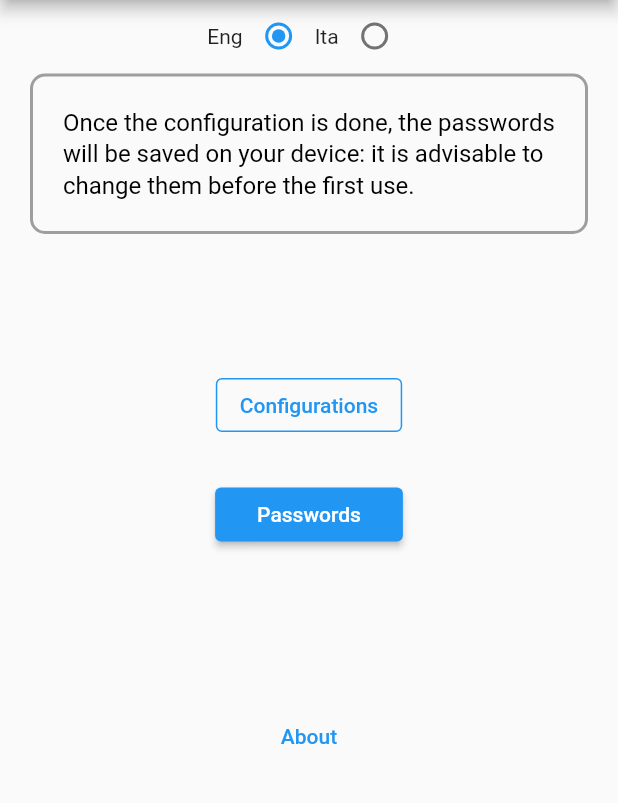
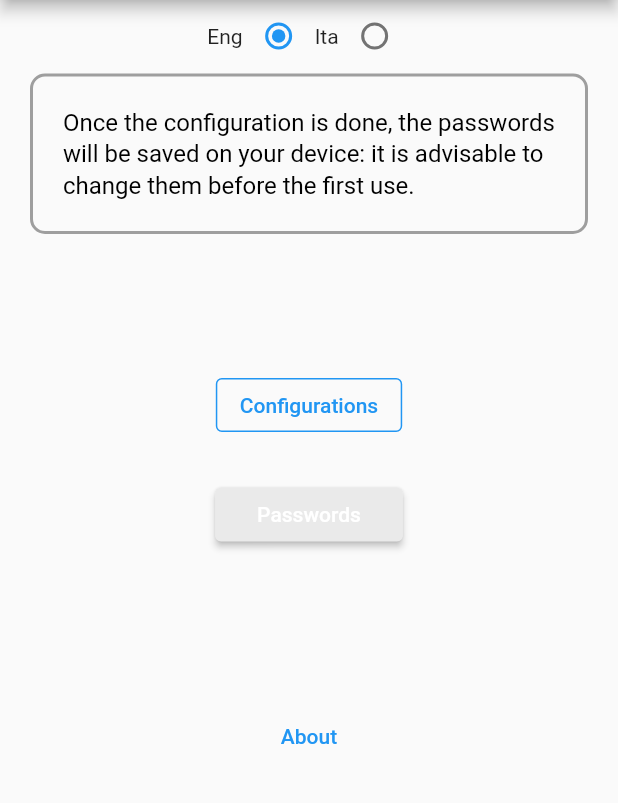
Before and after one commit to Jsepehr/Notepass---A-password-generator, a Flutter app: the screen it shows after launch, on a phone screen of 412 x 824 dp, the part 84-887 px from its top. Run offline on Flutter 3.47's test engine with Material 2 defaults, Android fonts, the phone set to English and light mode, and no system bars; our stand-ins replace fluttertoast, image_picker, local_auth, shared_preferences, sqflite; missing offline and left inert: flutter_screen_lock; accounts and stored records are empty.

Commit message:
miglioramenti2

```diff
--- a/note_pass/lib/main.dart
+++ b/note_pass/lib/main.dart
@@ -1,10 +1,12 @@
 import 'package:flutter/material.dart';
 import 'package:note_pass/screens/config_screen.dart';
+import 'package:note_pass/screens/loading_screen.dart';
 import 'package:note_pass/screens/passwords_screen.dart';
 import 'package:flutter/services.dart';
 import './screens/home_screen.dart';
 import './utility/notepass_routs.dart';
 import './screens/about_screen.dart';
+import './screens/loading_screen.dart';
 import './utility/shared_pref.dart' as sh;
 
 Future main() async {
@@ -37,6 +39,7 @@ class _MyAppState extends State<MyApp> {
         Routs().getrouts("config"): (context) => const ConfigScreen(),
         Routs().getrouts("pass"): (context) => const PasswordsScreen(),
         Routs().getrouts("about"): (context) => const About(),
+        Routs().getrouts("load"): (context) => const Loading(),
       },
     );
   }
--- a/note_pass/lib/screens/home_screen.dart
+++ b/note_pass/lib/screens/home_screen.dart
@@ -16,6 +16,7 @@ class HomeScreen extends StatefulWidget {
 }
 
 class _HomeScreenState extends State<HomeScreen> {
+  bool colors = false;
   @override
   void initState() {
     linguaggio = sh.SharedPref.getStatoDelVar() ?? 'eng';
@@ -61,6 +62,9 @@ class _HomeScreenState extends State<HomeScreen> {
 
   Future fetchAndSetPasswords() async {
     dataList = await DBhelper.getData(DBhelper.tableName);
+    setState(() {
+      colors = dataList!.isEmpty;
+    });
   }
 
   String? lingua = sh.SharedPref.getStatoDelVar() ?? 'eng';
@@ -195,7 +199,10 @@ class _HomeScreenState extends State<HomeScreen> {
                 ),
                 OutlinedButton(
                   style: OutlinedButton.styleFrom(
-                    side: const BorderSide(color: Colors.blue),
+                    side: colors
+                        ? const BorderSide(color: Colors.blue)
+                        : const BorderSide(
+                            color: Color.fromARGB(255, 218, 218, 218)),
                   ),
                   onPressed: () {
                     if (_giaEntrato == false) {
@@ -214,6 +221,10 @@ class _HomeScreenState extends State<HomeScreen> {
                   },
                   child: Text(
                     Txtriferimenti().getTxtConfiguration(linguaggio),
+                    style: TextStyle(
+                        color: !colors
+                            ? const Color.fromARGB(255, 218, 218, 218)
+                            : Colors.blue),
                   ),
                 ),
                 const SizedBox(
@@ -251,6 +262,11 @@ class _HomeScreenState extends State<HomeScreen> {
                       }
                     }
                   },
+                  style: ButtonStyle(
+                      backgroundColor: colors
+                          ? MaterialStateProperty.all(
+                              const Color.fromARGB(255, 234, 234, 234))
+                          : MaterialStateProperty.all(Colors.blue)),
                   child: Padding(
                     padding: const EdgeInsets.symmetric(horizontal: 12),
                     child: Text(
--- a/note_pass/lib/utility/notepass_routs.dart
+++ b/note_pass/lib/utility/notepass_routs.dart
@@ -2,6 +2,7 @@ class Routs {
   static const String _configRoute = "/config_route";
   static const String _passRoute = "/pass_route";
   static const String _aboutRoute = "/about_route";
+  static const String _loadingRoute = "/loading_route";
 
   getrouts(select) {
     switch (select) {
@@ -9,8 +10,10 @@ class Routs {
         return _configRoute;
       case "pass":
         return _passRoute;
-        case "about":
+      case "about":
         return _aboutRoute;
+      case "load":
+        return _loadingRoute;
     }
   }
 }
```
Also changed, not shown: note_pass/lib/screens/passwords_screen.dart (+22 -6 lines), note_pass/lib/widgets/dialog_edit.dart (+13 -9 lines), note_pass/lib/widgets/edit_passwords.dart (+20 -5 lines).
